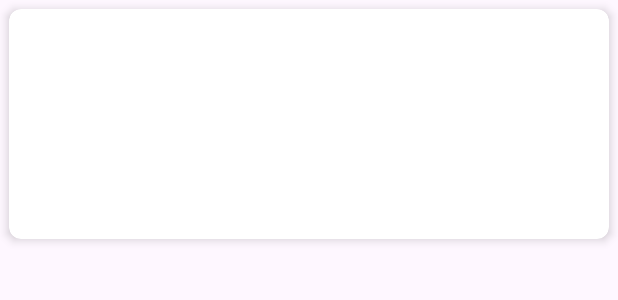
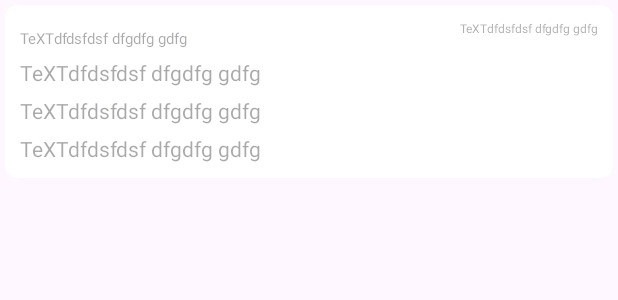
Before and after one commit to v-petrovskyi/Fasteners_Issuance_Tracking, an Android app: the layout item_material_issue_record.xml on its own in the app's theme, with its tools: preview values and no code run, on a phone screen of 412 x 824 dp. Shown: the top 300 px of the screen. Run offline under Robolectric (Android 15) with nearby library versions, the light colour scheme and no system bars.

Commit message:
add timestamp to dataclass

```diff
--- a/app/src/main/java/com/v_petr/qrandbarcodescanner/data/model/MaterialIssueRecord.kt
+++ b/app/src/main/java/com/v_petr/qrandbarcodescanner/data/model/MaterialIssueRecord.kt
@@ -4,5 +4,6 @@ data class MaterialIssueRecord(
     val part: String = "",
     val material: String = "",
     val qty: Int = 0,
-    var key: String =""
+    var key: String = "",
+    var timestamp: Any = 0,
 )
--- a/app/src/main/java/com/v_petr/qrandbarcodescanner/data/repository/MaterialIssueRecordRepositoryImpl.kt
+++ b/app/src/main/java/com/v_petr/qrandbarcodescanner/data/repository/MaterialIssueRecordRepositoryImpl.kt
@@ -2,6 +2,7 @@ package com.v_petr.qrandbarcodescanner.data.repository
 
 import android.util.Log
 import com.google.firebase.database.FirebaseDatabase
+import com.google.firebase.database.ServerValue
 import com.google.firebase.database.ktx.getValue
 import com.v_petr.qrandbarcodescanner.data.model.MaterialIssueRecord
 import com.v_petr.qrandbarcodescanner.utils.FirebaseTables
@@ -10,6 +11,7 @@ import com.v_petr.qrandbarcodescanner.utils.UiState
 class MaterialIssueRecordRepositoryImpl(
     private val database: FirebaseDatabase,
 ) : MaterialIssueRecordRepository {
+
     override fun getAll(result: (UiState<List<MaterialIssueRecord>>) -> Unit) {
         val data = listOf<MaterialIssueRecord>()
         database.getReference("refer").child(FirebaseTables.MATERIAL_ISSUE_RECORD).get()
@@ -17,7 +19,7 @@ class MaterialIssueRecordRepositoryImpl(
 
                 val materialIssueRecords = arrayListOf<MaterialIssueRecord>()
                 val map = it.getValue<HashMap<String, MaterialIssueRecord>>()
-                Log.d("TAG", "getAll: $it")
+                Log.d(TAG, "getAll: $it")
                 map?.forEach { entry ->
                     materialIssueRecords.add(entry.value)
                 }
@@ -33,6 +35,7 @@ class MaterialIssueRecordRepositoryImpl(
         val reference = database.getReference("refer").child(FirebaseTables.MATERIAL_ISSUE_RECORD)
             .push()
         materialIssueRecord.key = reference.key.toString()
+        materialIssueRecord.timestamp = ServerValue.TIMESTAMP
 
         reference
             .setValue(materialIssueRecord)
@@ -43,4 +46,8 @@ class MaterialIssueRecordRepositoryImpl(
             }
 
     }
+
+    companion object {
+        const val TAG = "MaterialIssueRecordRepositoryImpl"
+    }
 }
--- a/app/src/main/java/com/v_petr/qrandbarcodescanner/ui/history/HistoryViewModel.kt
+++ b/app/src/main/java/com/v_petr/qrandbarcodescanner/ui/history/HistoryViewModel.kt
@@ -28,7 +28,8 @@ class HistoryViewModel @Inject constructor(
 
     fun add() {
         _records.value = UiState.Loading
-        repository.add(MaterialIssueRecord("test part", "test mater", 2)) {
+        val materialIssueRecord = MaterialIssueRecord("test part", "test mater", 2)
+        repository.add(materialIssueRecord) {
             _addRecord.value = it
         }
     }
--- a/app/src/main/java/com/v_petr/qrandbarcodescanner/utils/Converter.kt
+++ b/app/src/main/java/com/v_petr/qrandbarcodescanner/utils/Converter.kt
@@ -1,19 +1,33 @@
 package com.v_petr.qrandbarcodescanner.utils
 
 import androidx.databinding.InverseMethod
+import java.time.Instant
 
 
 object Converter {
     @InverseMethod("stringToInt")
-    @JvmStatic fun intToString(value: Int): String {
+    @JvmStatic
+    fun intToString(value: Int): String {
         return value.toString()
     }
 
-    @JvmStatic fun stringToInt(value: String): Int {
+    @JvmStatic
+    fun stringToInt(value: String): Int {
         return try {
             value.toInt()
         } catch (e: NumberFormatException) {
             0
         }
     }
+
+    @JvmStatic
+    fun timestampToDate(value: Any): String {
+        value.toString().toLong()
+        val date = Instant.ofEpochMilli(value.toString().toLong())
+//        val format = SimpleDateFormat("yyyy-MM-dd'T'HH:mm:ss.mmm'Z'")
+//        return format.format(value.toString().toLong())
+        return date.toString()
+    }
+
+
 }
--- a/app/src/main/res/layout/item_material_issue_record.xml
+++ b/app/src/main/res/layout/item_material_issue_record.xml
@@ -3,6 +3,7 @@
     xmlns:android="http://schemas.android.com/apk/res/android"
     xmlns:app="http://schemas.android.com/apk/res-auto">
     <data>
+        <import type="com.v_petr.qrandbarcodescanner.utils.Converter"/>
         <variable
             name="item"
             type="com.v_petr.qrandbarcodescanner.data.model.MaterialIssueRecord" />
@@ -10,7 +11,7 @@
     <androidx.cardview.widget.CardView
         android:layout_width="match_parent"
         android:layout_height="wrap_content"
-        android:layout_margin="6dp"
+        android:layout_margin="3dp"
         android:id="@+id/item_layout"
         app:cardCornerRadius="8dp"
         app:cardElevation="4dp"
@@ -25,33 +26,37 @@
                 android:id="@+id/key_textView"
                 android:layout_width="0dp"
                 android:layout_height="wrap_content"
+                android:hint="TeXTdfdsfdsf dfgdfg gdfg"
                 android:text="@{item.key}"
+                android:textAlignment="textEnd"
                 android:textColor="#818181"
-                android:textSize="15sp"
+                android:textSize="8sp"
                 app:layout_constraintEnd_toEndOf="parent"
-                app:layout_constraintStart_toStartOf="parent"
-                app:layout_constraintBottom_toTopOf="@+id/part_textView"
+                app:layout_constraintHorizontal_bias="0.5"
+                app:layout_constraintStart_toEndOf="@+id/date_textView"
                 app:layout_constraintTop_toTopOf="parent" />
 
             <TextView
                 android:id="@+id/part_textView"
                 android:layout_width="0dp"
                 android:layout_height="wrap_content"
-                android:layout_marginTop="10dp"
-                android:textSize="20sp"
+                android:layout_marginTop="6dp"
+                android:hint="TeXTdfdsfdsf dfgdfg gdfg"
                 android:text="@{item.part}"
+                android:textSize="14sp"
                 app:layout_constraintBottom_toTopOf="@+id/material_textView"
                 app:layout_constraintEnd_toEndOf="parent"
                 app:layout_constraintStart_toStartOf="parent"
-                app:layout_constraintTop_toBottomOf="@+id/key_textView" />
+                app:layout_constraintTop_toBottomOf="@+id/date_textView" />
 
             <TextView
                 android:id="@+id/material_textView"
                 android:layout_width="0dp"
                 android:layout_height="wrap_content"
-                android:layout_marginTop="10dp"
-                android:textSize="20sp"
+                android:layout_marginTop="6dp"
                 android:text="@{item.material}"
+                android:textSize="14sp"
+                android:hint="TeXTdfdsfdsf dfgdfg gdfg"
                 app:layout_constraintBottom_toTopOf="@+id/qty_textView"
                 app:layout_constraintEnd_toEndOf="parent"
                 app:layout_constraintStart_toStartOf="parent"
@@ -61,13 +66,28 @@
                 android:id="@+id/qty_textView"
                 android:layout_width="0dp"
                 android:layout_height="wrap_content"
-                android:layout_marginTop="10dp"
-                android:textSize="20sp"
+                android:layout_marginTop="6dp"
                 android:text="@{String.valueOf(item.qty)}"
+                android:textSize="14sp"
+                android:hint="TeXTdfdsfdsf dfgdfg gdfg"
                 app:layout_constraintBottom_toBottomOf="parent"
                 app:layout_constraintEnd_toEndOf="parent"
                 app:layout_constraintStart_toStartOf="parent"
                 app:layout_constraintTop_toBottomOf="@+id/material_textView" />
+
+            <TextView
+                android:id="@+id/date_textView"
+                android:layout_width="0dp"
+                android:layout_height="wrap_content"
+                android:layout_marginBottom="20dp"
+                android:hint="TeXTdfdsfdsf dfgdfg gdfg"
+                android:text="@{Converter.timestampToDate(item.timestamp)}"
+                android:textSize="10sp"
+                app:layout_constraintBottom_toBottomOf="@+id/part_textView"
+                app:layout_constraintEnd_toStartOf="@+id/key_textView"
+                app:layout_constraintHorizontal_bias="0.5"
+                app:layout_constraintStart_toStartOf="parent"
+                app:layout_constraintTop_toTopOf="parent" />
         </androidx.constraintlayout.widget.ConstraintLayout>
 
 
```
